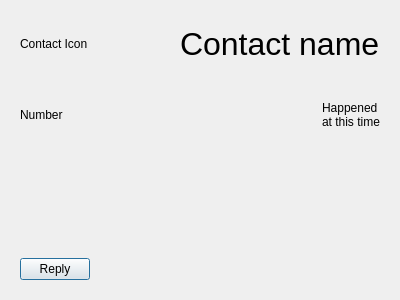
Above: qgvdial/qt-not-qml/InboxEntryDialog.ui from shailesh83/qgvdial before the change. Below: the same form after it.
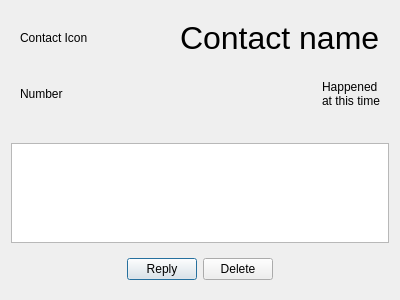
That is the form after the change. Custom widgets are drawn as their Qt base class.

Commit message: qt-not-qml: text from dial screen as well as inbox entry screen done. inbox entry deletion done

The edit to the form file:
```diff
--- a/qgvdial/qt-not-qml/InboxEntryDialog.ui
+++ b/qgvdial/qt-not-qml/InboxEntryDialog.ui
@@ -83,19 +83,24 @@
      <property name="text">
       <string/>
      </property>
+     <property name="wordWrap">
+      <bool>true</bool>
+     </property>
     </widget>
    </item>
    <item>
-    <widget class="QWidget" name="wConversation" native="true">
-     <layout class="QVBoxLayout" name="verticalLayout_2">
-      <item>
-       <widget class="QLabel" name="lblConv">
-        <property name="text">
-         <string/>
+    <widget class="QTextEdit" name="txtConv">
+     <property name="readOnly">
+      <bool>true</bool>
         </property>
        </widget>
       </item>
       <item>
+    <widget class="QWidget" name="widget_3" native="true">
+     <layout class="QHBoxLayout" name="horizontalLayout_3">
+      <item>
+       <layout class="QGridLayout" name="gridLayout">
+        <item row="0" column="0">
        <widget class="QPushButton" name="btnReply">
         <property name="maximumSize">
          <size>
@@ -107,6 +112,21 @@
          <string>Reply</string>
         </property>
        </widget>
+        </item>
+        <item row="0" column="1">
+         <widget class="QPushButton" name="btnDelete">
+          <property name="maximumSize">
+           <size>
+            <width>70</width>
+            <height>16777215</height>
+           </size>
+          </property>
+          <property name="text">
+           <string>Delete</string>
+          </property>
+         </widget>
+        </item>
+       </layout>
       </item>
      </layout>
     </widget>
```
Lines whose indentation alone changed are shown as unchanged. The commit also changes 15 other files.
